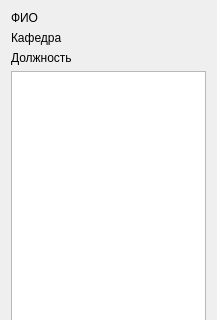
First picture: the form in src/faculty/facultypanel.ui, repository rainovskyqt/teacher_plan, before the edit; both pictures show x 0 to 217 and y 0 to 320 of the 217 by 661 pixel window.
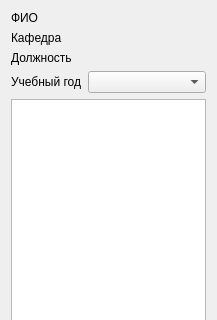
Second picture: the form after the edit.

```diff
--- a/src/faculty/facultypanel.ui
+++ b/src/faculty/facultypanel.ui
@@ -45,7 +45,25 @@
     </widget>
    </item>
    <item>
-    <widget class="QTreeView" name="tree_plans"/>
+    <layout class="QHBoxLayout" name="horizontalLayout_2" stretch="0,1">
+     <item>
+      <widget class="QLabel" name="label">
+       <property name="text">
+        <string>Учебный год</string>
+       </property>
+      </widget>
+     </item>
+     <item>
+      <widget class="QComboBox" name="cb_year"/>
+     </item>
+    </layout>
+   </item>
+   <item>
+    <widget class="QTreeView" name="tree_plans">
+     <property name="editTriggers">
+      <set>QAbstractItemView::NoEditTriggers</set>
+     </property>
+    </widget>
    </item>
    <item>
     <layout class="QHBoxLayout" name="horizontalLayout">
```
